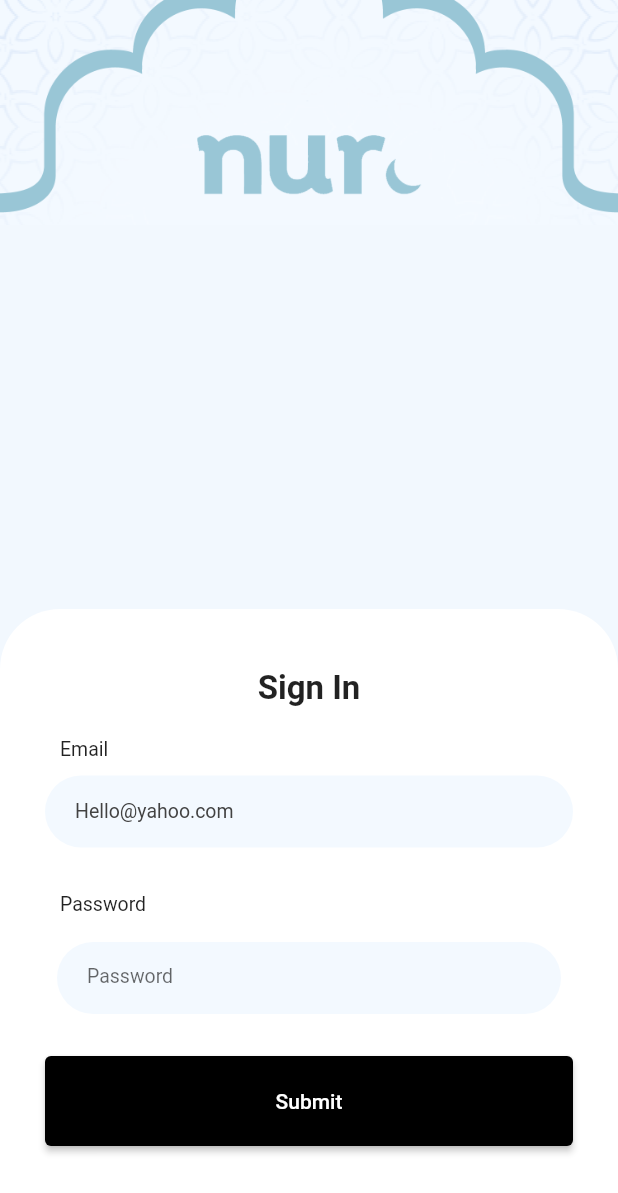
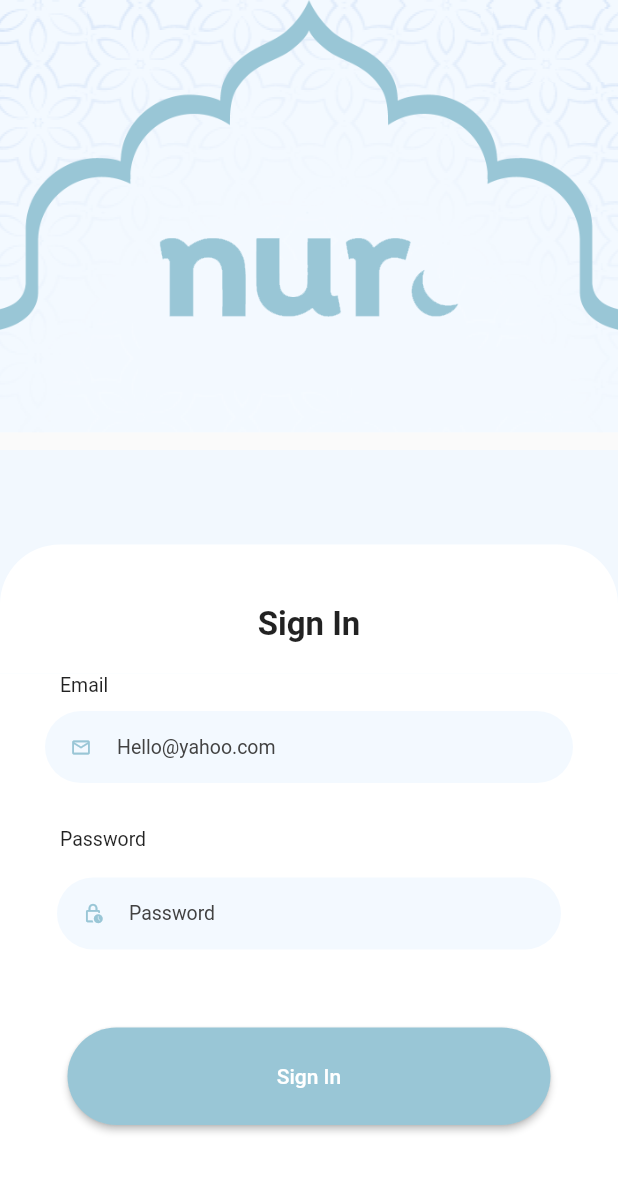
Before and after one commit to syedzeeshanahmed/flutter_application_1, a Flutter app: the screen it shows after launch, on a phone screen of 412 x 824 dp. Shown: the top 1193 px of the screen. Run offline on Flutter 3.47's test engine with Material 2 defaults, Android fonts, the phone set to English and light mode, and no system bars; Roboto replaces fonts that are missing (Cutive).

Commit message:
login screen complete

```diff
--- a/lib/main.dart
+++ b/lib/main.dart
@@ -1,4 +1,6 @@
+import 'package:flutter/gestures.dart';
 import 'package:flutter/material.dart';
+import 'package:url_launcher/url_launcher.dart';
 
 void main() => runApp(MyApp());
 
@@ -31,13 +33,16 @@ class HomePage extends StatelessWidget {
                 child: Column(
                   children: <Widget>[
                     Container(
+                      height: 300,
                       decoration: const BoxDecoration(
                           image: DecorationImage(
-                              image: AssetImage("assets/images/splashBG.png"),
-                              fit: BoxFit.cover)),
+                        image: AssetImage("assets/images/splashBG.png"),
+                        fit: BoxFit.cover,
+                        alignment: Alignment.topCenter,
+                      )),
                       alignment: Alignment.center,
                       padding: const EdgeInsets.only(top: 90, bottom: 20),
-                      child: Image.asset('assets/images/logo.png', width: 150),
+                      child: Image.asset('assets/images/logo.png', width: 200),
                     )
                   ],
                 ),
@@ -61,10 +66,38 @@ class HomePage extends StatelessWidget {
                       fontFamily: 'Cutive')),
             ),
             Container(
+              padding: const EdgeInsets.only(left: 30, right: 30, bottom: 0),
+              color: Colors.white,
+              alignment: Alignment.center,
+              child: const MyCustomForm(),
+            ),
+            Container(
               padding: const EdgeInsets.only(left: 30, right: 30, bottom: 30),
               color: Colors.white,
               alignment: Alignment.center,
-              child: const MyCustomForm(),
+              child: RichText(
+                text: TextSpan(children: [
+                  TextSpan(
+                    text: "Don't have an account? ",
+                    style: TextStyle(fontSize: 12)
+                    ),
+                  TextSpan(
+                      text: "Sign Up here",
+                      style: TextStyle(fontSize: 12,fontWeight: FontWeight.bold),
+                      recognizer: TapGestureRecognizer()
+                        ..onTap = () async {
+                          String url = "https://www.fluttercampus.com";
+                          var urllaunchable = await canLaunch(
+                              url); //canLaunch is from url_launcher package
+                          if (urllaunchable) {
+                            await launch(
+                                url); //launch is from url_launcher package to launch URL
+                          } else {
+                            print("URL can't be launched.");
+                          }
+                        })
+                ]),
+              ),
             ),
           ],
         ),
@@ -122,6 +155,7 @@ class MyCustomFormState extends State<MyCustomForm> {
                   hintStyle: TextStyle(color: Colors.grey[800]),
                   hintText: 'Hello@yahoo.com',
                   fillColor: const Color.fromARGB(255, 243, 249, 255),
+                  prefixIcon: Icon(Icons.email_outlined, size: 14, color: const Color.fromARGB(255, 153, 198, 214)),
                   // fillColor: Colors.deepPurpleAccent,
                 ),
                 style: const TextStyle(fontSize: 13),
@@ -154,8 +188,9 @@ class MyCustomFormState extends State<MyCustomForm> {
                   ),
                   filled: true,
                   hintStyle: TextStyle(color: Colors.grey[800]),
-                  labelText: "Password",
+                  hintText: "Password",
                   fillColor: const Color.fromARGB(255, 243, 249, 255),
+                  prefixIcon: Icon(Icons.lock_clock_outlined, size: 14, color: const Color.fromARGB(255, 153, 198, 214)),
                   // fillColor: Colors.deepPurpleAccent,
                 ),
                 style: const TextStyle(fontSize: 13),
@@ -167,13 +202,45 @@ class MyCustomFormState extends State<MyCustomForm> {
                 },
               ),
             ),
+
             Container(
-              padding: const EdgeInsets.only(top: 20, bottom: 30),
+              padding: const EdgeInsets.only(top:10, left: 30, right: 30, bottom: 0),
+              color: Colors.white,
+              alignment: Alignment.centerRight,
+              child: RichText(
+                text: TextSpan(children: [
+                  TextSpan(
+                      text: "Forgot Password?",
+                      style: TextStyle(fontSize: 12),
+                      recognizer: TapGestureRecognizer()
+                        ..onTap = () async {
+                          String url = "https://www.fluttercampus.com";
+                          var urllaunchable = await canLaunch(
+                              url); //canLaunch is from url_launcher package
+                          if (urllaunchable) {
+                            await launch(
+                                url); //launch is from url_launcher package to launch URL
+                          } else {
+                            print("URL can't be launched.");
+                          }
+                        })
+                ]),
+              ),
+            ),
+
+
+            Container(
+              padding: const EdgeInsets.only(
+                  top: 20, bottom: 30, left: 15, right: 15),
               alignment: Alignment.center,
               child: ElevatedButton(
                 style: ElevatedButton.styleFrom(
-                    backgroundColor: Colors.black, //<-- SEE HERE
-                    minimumSize: const Size.fromHeight(60)),
+                    shape: RoundedRectangleBorder(
+                      borderRadius: BorderRadius.circular(40),
+                    ),
+                    backgroundColor:
+                        const Color.fromARGB(255, 153, 198, 214), //<-- SEE HERE
+                    minimumSize: const Size.fromHeight(65)),
                 onPressed: () {
                   // Validate returns true if the form is valid, or false otherwise.
                   if (_formKey.currentState!.validate()) {
@@ -184,7 +251,7 @@ class MyCustomFormState extends State<MyCustomForm> {
                     );
                   }
                 },
-                child: const Text('Submit'),
+                child: const Text('Sign In'),
               ),
             ),
           ]),
--- a/pubspec.yaml
+++ b/pubspec.yaml
@@ -35,6 +35,7 @@ dependencies:
   # Use with the CupertinoIcons class for iOS style icons.
   cupertino_icons: ^1.0.2
   getwidget: ^3.1.1
+  url_launcher: ^6.1.8
 
 dev_dependencies:
   flutter_test:
```
Also changed, not shown: pubspec.lock, 5 other files.
